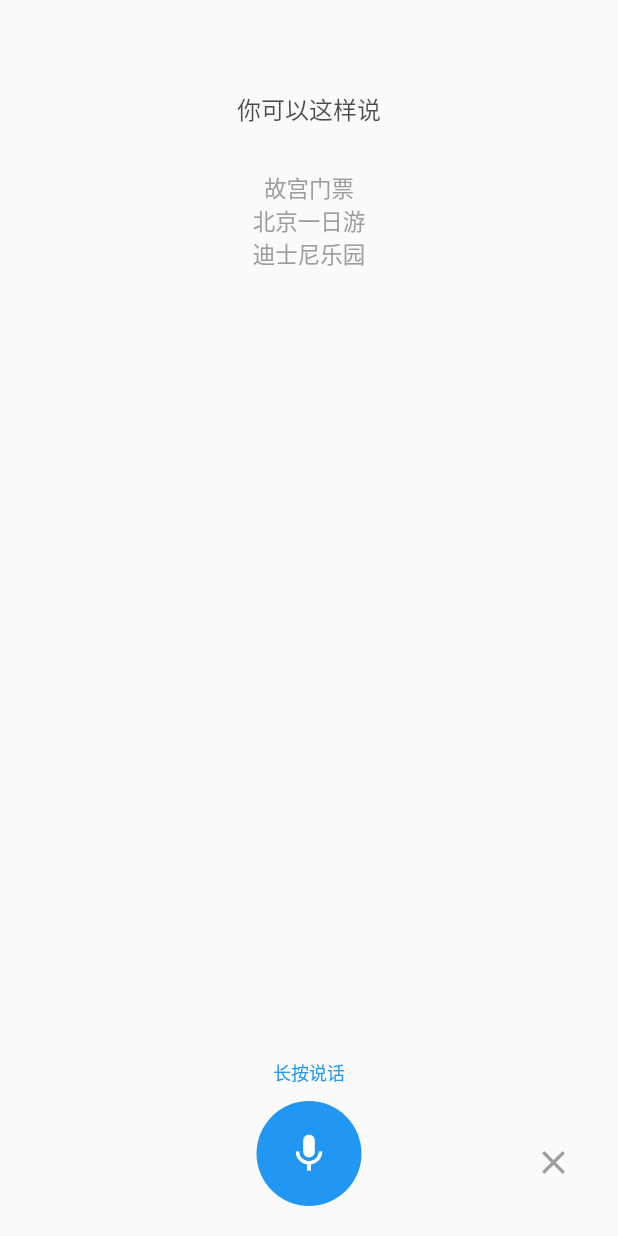
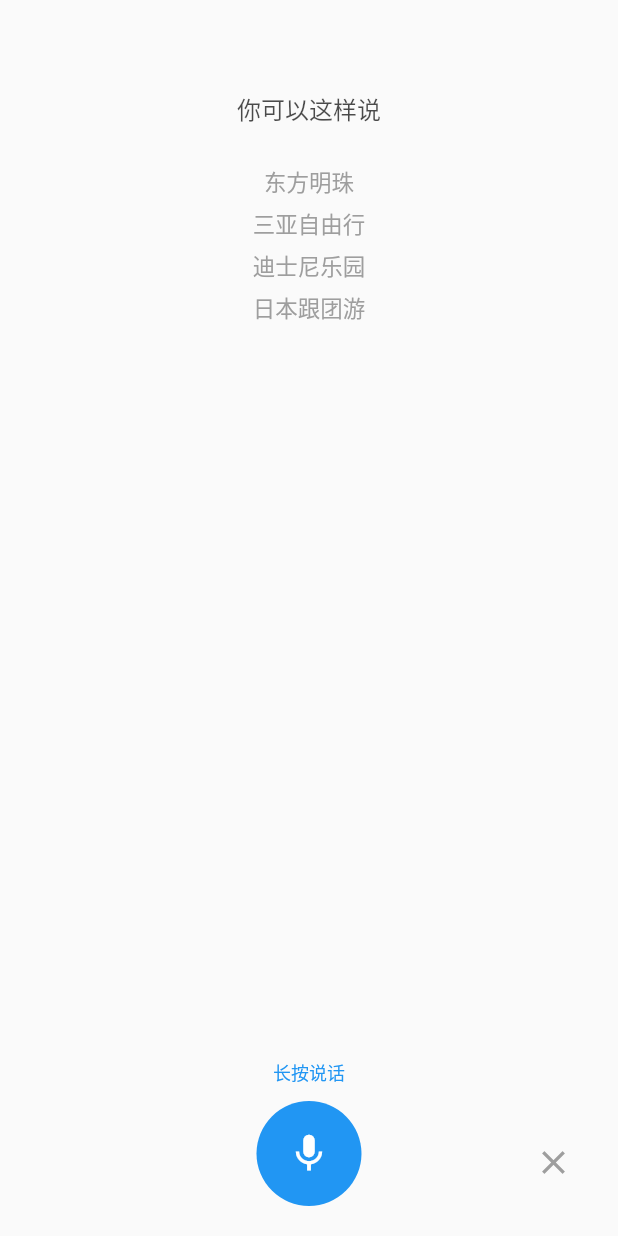
Before and after one commit to persilee/flutter_ctrip, a Flutter app: the SpeakPage screen opened directly, on a phone screen of 412 x 824 dp. Run offline on Flutter 3.47's test engine with Material 2 defaults, Android fonts, the phone set to English and light mode, and no system bars; our stand-ins replace flutter_swiper; missing offline and left inert: flutter_color_plugin, flutter_page_indicator, flutter_webview_plugin; network calls fail; Roboto replaces fonts that are missing (PingFang).

Commit message:
modify speak page topTip problem

```diff
--- a/lib/pages/speak_page.dart
+++ b/lib/pages/speak_page.dart
@@ -32,6 +32,7 @@ class _SpeakPageState extends State<SpeakPage>
   bool isStart = false;
   Animation<double> animation;
   AnimationController controller;
+  bool isVTop = true;
 
   @override
   void initState() {
@@ -63,9 +64,9 @@ class _SpeakPageState extends State<SpeakPage>
           child: Column(
             mainAxisAlignment: MainAxisAlignment.spaceBetween,
             children: <Widget>[
-              isStart ? _startTip() :
-              isUnResult ? _topItem() : _topTip(),
-              _bottomItem()],
+              isVTop ? _topItem() : isStart ? _startTip() : !isUnResult ? _topTip() : Container(),
+              _bottomItem()
+            ],
           ),
         ),
       ),
@@ -77,12 +78,14 @@ class _SpeakPageState extends State<SpeakPage>
     setState(() {
       speakTips = '松开完成';
       isStart = true;
+      isVTop = false;
     });
     AsrManager.start().then((text) {
       if (text != null && text.length > 0) {
         setState(() {
           speakResult = text;
-          if(speakResult.endsWith('，')) speakResult = speakResult.substring(0,speakResult.length-1);
+          if (speakResult.endsWith('，'))
+            speakResult = speakResult.substring(0, speakResult.length - 1);
         });
         Navigator.pop(context);
         switch (widget.pageType) {
@@ -111,8 +114,7 @@ class _SpeakPageState extends State<SpeakPage>
                 ));
             break;
         }
-      }else{
-        print(text + '-----------------------------');
+      } else {
         setState(() {
           isUnResult = false;
         });
@@ -134,25 +136,57 @@ class _SpeakPageState extends State<SpeakPage>
     controller.stop();
     AsrManager.stop();
   }
+
   _startTip() {
     return Column(
       children: <Widget>[
-        Padding(padding: EdgeInsets.only(top: 10),),
-        Image.network('https://images3.c-ctrip.com/marketing/2015/07/coupon_new_h5/dlp_awk.png',height: 80,width: 80,),
-        Padding(padding: EdgeInsets.only(top: 10),),
-        Text('正在听您说...', style: TextStyle(fontSize: 16, color: Colors.black.withAlpha(180),letterSpacing: 1.2)),
+        Padding(
+          padding: EdgeInsets.only(top: 10),
+        ),
+        Image.network(
+          'https://images3.c-ctrip.com/marketing/2015/07/coupon_new_h5/dlp_awk.png',
+          height: 80,
+          width: 80,
+        ),
+        Padding(
+          padding: EdgeInsets.only(top: 10),
+        ),
+        Text('正在听您说...',
+            style: TextStyle(
+                fontSize: 16,
+                color: Colors.black.withAlpha(180),
+                letterSpacing: 1.2)),
       ],
     );
   }
-  _topTip(){
+
+  _topTip() {
     return Column(
       children: <Widget>[
-        Padding(padding: EdgeInsets.only(top: 10),),
-        Image.network('https://images3.c-ctrip.com/marketing/2015/07/coupon_new_h5/dlp_awk.png',height: 80,width: 80,),
-        Padding(padding: EdgeInsets.only(top: 10),),
-        Text('你好像没有说话', style: TextStyle(fontSize: 16, color: Colors.black.withAlpha(180),letterSpacing: 1.2)),
-        Padding(padding: EdgeInsets.only(top: 8),),
-        Text('请按住话筒重新开始', style: TextStyle(fontSize: 14, color: Colors.black.withAlpha(100),letterSpacing: 1.2)),
+        Padding(
+          padding: EdgeInsets.only(top: 10),
+        ),
+        Image.network(
+          'https://pages.c-ctrip.com/you/livestream/lvpai_you_img2.png',
+          height: 80,
+          width: 80,
+        ),
+        Padding(
+          padding: EdgeInsets.only(top: 10),
+        ),
+        Text('你好像没有说话',
+            style: TextStyle(
+                fontSize: 16,
+                color: Colors.black.withAlpha(180),
+                letterSpacing: 1.2)),
+        Padding(
+          padding: EdgeInsets.only(top: 8),
+        ),
+        Text('请按住话筒重新开始',
+            style: TextStyle(
+                fontSize: 14,
+                color: Colors.black.withAlpha(100),
+                letterSpacing: 1.2)),
       ],
     );
   }
@@ -161,15 +195,19 @@ class _SpeakPageState extends State<SpeakPage>
     return Column(
       children: <Widget>[
         Padding(
-            padding: EdgeInsets.fromLTRB(0, 30, 0, 30),
-            child: Text('你可以这样说',
-                style: TextStyle(fontSize: 16, color: Colors.black.withAlpha(180)))),
-        Text('故宫门票\n北京一日游\n迪士尼乐园',
-            textAlign: TextAlign.center,
+          padding: EdgeInsets.fromLTRB(0, 30, 0, 26),
+          child: Text(
+            '你可以这样说',
             style: TextStyle(
-              fontSize: 15,
-              color: Colors.grey,
-            )),
+              fontSize: 16,
+              color: Colors.black.withAlpha(180),
+            ),
+          ),
+        ),
+        _textItem('东方明珠'),
+        _textItem('三亚自由行'),
+        _textItem('迪士尼乐园'),
+        _textItem('日本跟团游'),
         Padding(
           padding: EdgeInsets.all(20),
           child: Text(
@@ -178,6 +216,18 @@ class _SpeakPageState extends State<SpeakPage>
           ),
         )
       ],
+    );
+  }
+
+  _textItem(String text) {
+    return Container(
+      padding: EdgeInsets.only(bottom: 6),
+      child: Text(text,
+          textAlign: TextAlign.center,
+          style: TextStyle(
+            fontSize: 15,
+            color: Colors.grey,
+          )),
     );
   }
 
@@ -236,7 +286,8 @@ class AnimatedWear extends AnimatedWidget {
   final bool isStart;
   static final _opacityTween = Tween<double>(begin: 0.5, end: 0);
   static final _sizeTween = Tween<double>(begin: 90, end: 260);
-  AnimatedWear({Key key,this.isStart, Animation<double> animation})
+
+  AnimatedWear({Key key, this.isStart, Animation<double> animation})
       : super(key: key, listenable: animation);
 
   @override
@@ -249,12 +300,14 @@ class AnimatedWear extends AnimatedWidget {
         overflow: Overflow.visible,
         alignment: Alignment.center,
         children: <Widget>[
-          isStart ? Container(
-            decoration: BoxDecoration(
-              color: Colors.black.withAlpha(30),
-              borderRadius: BorderRadius.circular(45),
-            ),
-          ) : Container(),
+          isStart
+              ? Container(
+                  decoration: BoxDecoration(
+                    color: Colors.black.withAlpha(30),
+                    borderRadius: BorderRadius.circular(45),
+                  ),
+                )
+              : Container(),
           Container(
             height: 70,
             width: 70,
@@ -278,9 +331,11 @@ class AnimatedWear extends AnimatedWidget {
                 height: _sizeTween.evaluate(animation),
                 decoration: BoxDecoration(
                     color: Colors.transparent,
-                    borderRadius: BorderRadius.circular(_sizeTween.evaluate(animation) / 2),
-                    border: Border.all(color: Color(0xa8000000),)
-                ),
+                    borderRadius: BorderRadius.circular(
+                        _sizeTween.evaluate(animation) / 2),
+                    border: Border.all(
+                      color: Color(0xa8000000),
+                    )),
               ),
             ),
           ),
```
